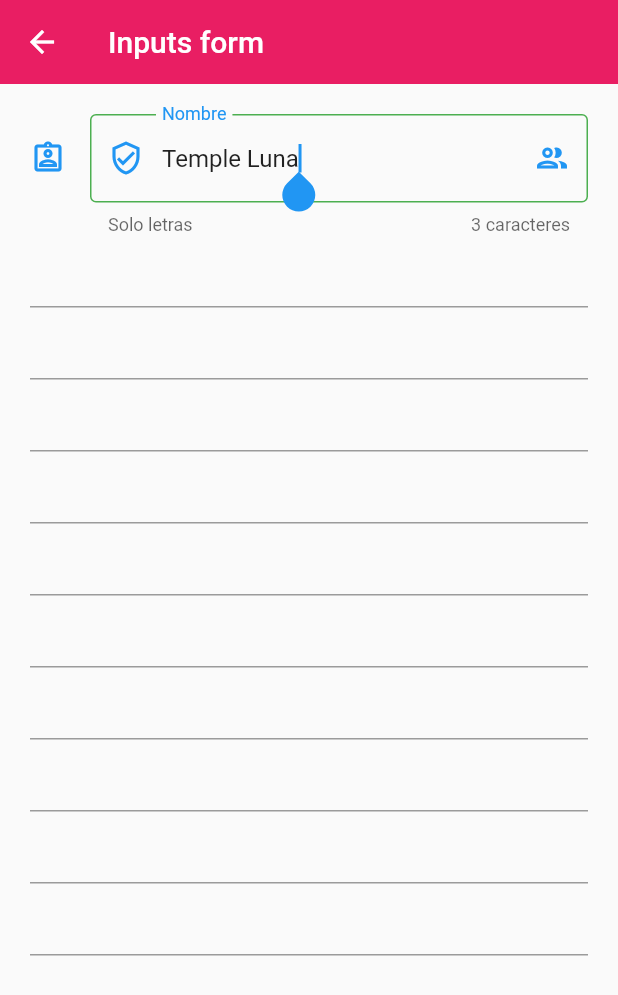
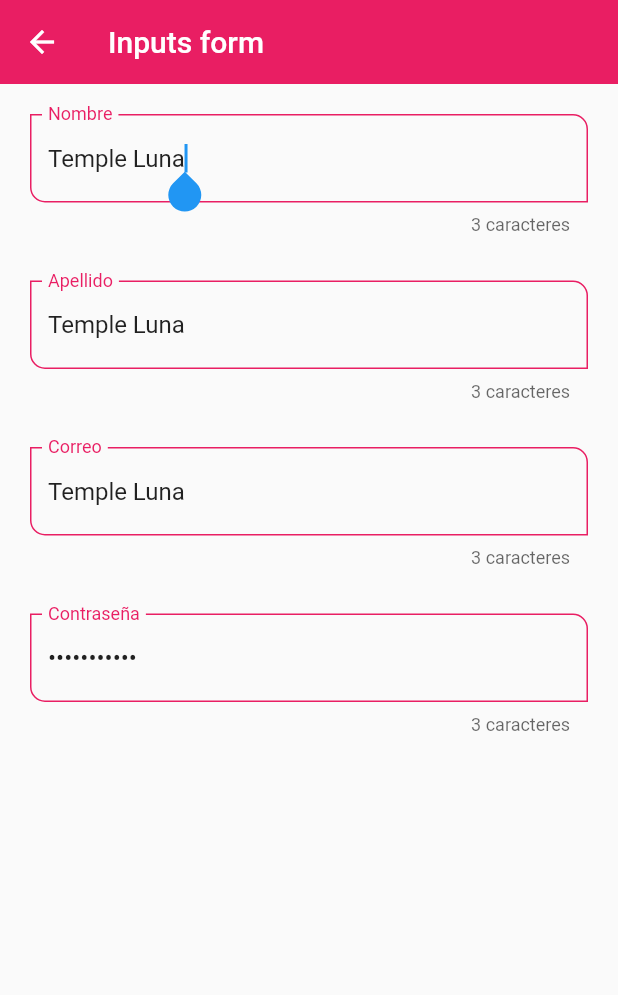
Before and after one commit to Gricardov/FlComponents, a Flutter app: the InputsScreen screen opened by its route, on a phone screen of 412 x 824 dp. Shown: the top 995 px of the screen. Run offline on Flutter 3.47's test engine with Material 2 defaults, Android fonts, the phone set to English and light mode, and no system bars.

Commit message:
group of inputs

```diff
--- a/lib/screens/inputs_screen.dart
+++ b/lib/screens/inputs_screen.dart
@@ -1,3 +1,4 @@
+import 'package:fl_components/widgets/widgets.dart';
 import 'package:flutter/material.dart';
 
 class InputsScreen extends StatelessWidget {
@@ -11,47 +12,40 @@ class InputsScreen extends StatelessWidget {
         ),
         body: SingleChildScrollView(
           child: Padding(
-            padding: EdgeInsets.symmetric(horizontal: 20, vertical: 20),
+            padding: const EdgeInsets.symmetric(horizontal: 20, vertical: 20),
             child: Column(
-              children: [
-                TextFormField(
-                  autofocus: true,
-                  initialValue: 'Temple Luna',
-                  textCapitalization: TextCapitalization.words,
-                  onChanged: (value) {
-                    print(value);
-                  },
-                  validator: (value) {
-                    if (value == null) return 'Este campo es requerido';
-                    return value.length < 3 ? 'Mínimo 3 letras' : null;
-                  },
-                  autovalidateMode: AutovalidateMode.onUserInteraction,
-                  decoration: const InputDecoration(
-                      hintText: 'Nombre del usuario',
-                      labelText: 'Nombre',
-                      helperText: 'Solo letras',
-                      counterText: '3 caracteres',
-                      prefixIcon: Icon(Icons.verified_user_outlined),
-                      suffixIcon: Icon(Icons.group_outlined),
-                      icon: Icon(Icons.assignment_ind_outlined),
-                      focusedBorder: OutlineInputBorder(
-                        borderSide: BorderSide(color: Colors.green),
-                      ),
-                      border: OutlineInputBorder(
-                          borderRadius: BorderRadius.only(
-                              bottomLeft: Radius.circular(10),
-                              topRight: Radius.circular(10)))),
+              children: const [
+                CustomInputField(
+                  labelText: 'Nombre',
+                  hintText: 'Nombre del usuario',
                 ),
-                TextFormField(),
-                TextFormField(),
-                TextFormField(),
-                TextFormField(),
-                TextFormField(),
-                TextFormField(),
-                TextFormField(),
-                TextFormField(),
-                TextFormField(),
-                TextFormField()
+                SizedBox(
+                  height: 30,
+                ),
+                CustomInputField(
+                  labelText: 'Apellido',
+                  hintText: 'Apellido del usuario',
+                ),
+                SizedBox(
+                  height: 30,
+                ),
+                CustomInputField(
+                  labelText: 'Correo',
+                  hintText: 'Correo del usuario',
+                  keyboardType: TextInputType.emailAddress,
+                ),
+                SizedBox(
+                  height: 30,
+                ),
+                CustomInputField(
+                  labelText: 'Contraseña',
+                  hintText: 'Contraseña del usuario',
+                  isPassword: true,
+                  keyboardType: TextInputType.emailAddress,
+                ),
+                SizedBox(
+                  height: 30,
+                ),
               ],
             ),
           ),
--- a/lib/theme/app_theme.dart
+++ b/lib/theme/app_theme.dart
@@ -23,7 +23,27 @@ class AppTheme {
           style: ElevatedButton.styleFrom(
               primary: Colors.indigo,
               shape: const StadiumBorder(),
-              elevation: 0)));
+              elevation: 0)),
+
+      // Input theme
+      inputDecorationTheme: const InputDecorationTheme(
+          floatingLabelStyle: TextStyle(
+            color: primary,
+          ),
+          enabledBorder: OutlineInputBorder(
+              borderSide: BorderSide(color: primary),
+              borderRadius: BorderRadius.only(
+                  bottomLeft: Radius.circular(10),
+                  topRight: Radius.circular(10))),
+          focusedBorder: OutlineInputBorder(
+              borderSide: BorderSide(color: primary),
+              borderRadius: BorderRadius.only(
+                  bottomLeft: Radius.circular(10),
+                  topRight: Radius.circular(10))),
+          border: OutlineInputBorder(
+              borderRadius: BorderRadius.only(
+                  bottomLeft: Radius.circular(10),
+                  topRight: Radius.circular(10)))));
 
   static final ThemeData darkTheme = ThemeData.dark().copyWith(
       // Color primmario
--- /dev/null
+++ b/lib/widgets/custom_input_field.dart
@@ -0,0 +1,48 @@
+import 'package:flutter/material.dart';
+
+class CustomInputField extends StatelessWidget {
+  final String? hintText;
+  final String? labelText;
+  final String? helperText;
+  final IconData? icon;
+  final IconData? suffixIcon;
+  final TextInputType? keyboardType;
+  final bool isPassword;
+
+  const CustomInputField({
+    Key? key,
+    this.hintText,
+    this.labelText,
+    this.helperText,
+    this.icon,
+    this.suffixIcon,
+    this.keyboardType,
+    this.isPassword = false,
+  }) : super(key: key);
+
+  @override
+  Widget build(BuildContext context) {
+    return TextFormField(
+      autofocus: true,
+      initialValue: 'Temple Luna',
+      textCapitalization: TextCapitalization.words,
+      onChanged: (value) {
+        print(value);
+      },
+      validator: (value) {
+        if (value == null) return 'Este campo es requerido';
+        return value.length < 3 ? 'Mínimo 3 letras' : null;
+      },
+      autovalidateMode: AutovalidateMode.onUserInteraction,
+      keyboardType: keyboardType,
+      obscureText: isPassword,
+      decoration: InputDecoration(
+          hintText: hintText,
+          labelText: labelText,
+          helperText: helperText,
+          counterText: '3 caracteres',
+          suffixIcon: suffixIcon == null ? null : Icon(suffixIcon),
+          icon: icon == null ? null : Icon(icon)),
+    );
+  }
+}
--- a/lib/widgets/widgets.dart
+++ b/lib/widgets/widgets.dart
@@ -1,2 +1,3 @@
 export 'package:fl_components/widgets/custom_card_1.dart';
 export 'package:fl_components/widgets/custom_card_2.dart';
+export 'package:fl_components/widgets/custom_input_field.dart';
```
